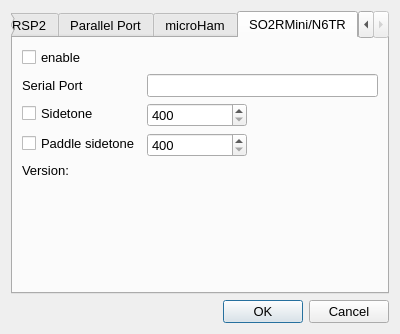
First picture: the form in so2sdr/so2rdialog.ui, repository n4ogw/so2sdr, before the edit.
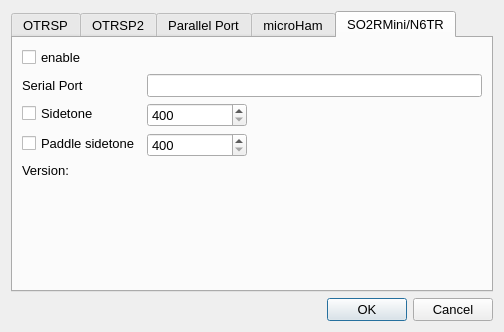
Second picture: the form after the edit.

Diff of the .ui file:
```diff
--- a/so2sdr/so2rdialog.ui
+++ b/so2sdr/so2rdialog.ui
@@ -9,8 +9,8 @@
    <rect>
     <x>0</x>
     <y>0</y>
-    <width>400</width>
-    <height>334</height>
+    <width>504</width>
+    <height>332</height>
    </rect>
   </property>
   <property name="sizePolicy">
```
Left out of the diff: 20 changed lines with no effect on the pictures.
